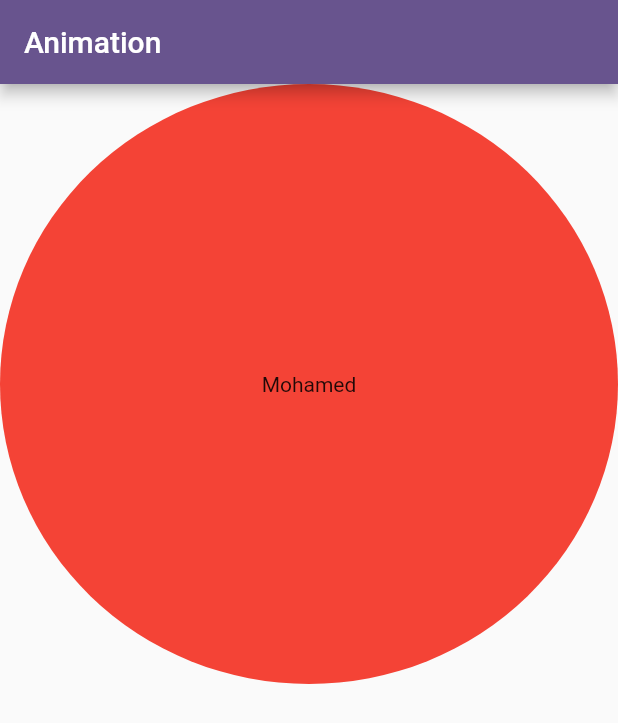
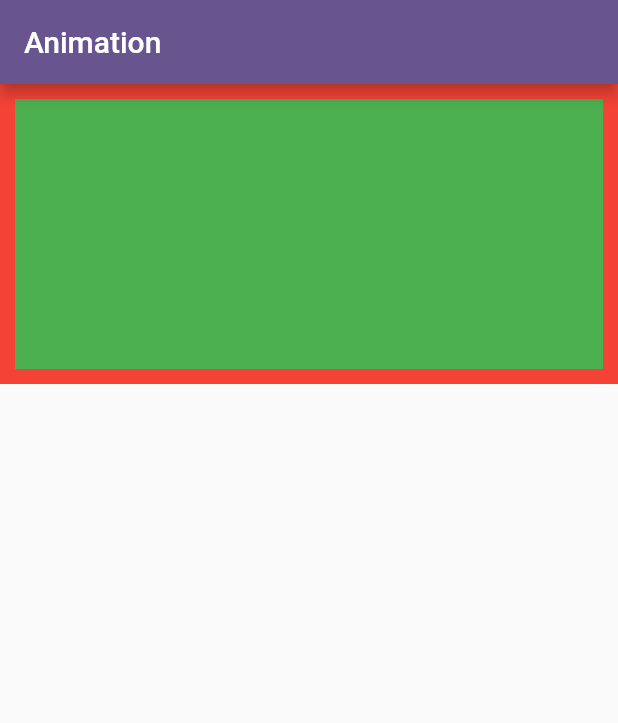
Before and after one commit to mohamdelbehairy/animation_flutter, a Flutter app: the screen it shows after launch, on a phone screen of 412 x 824 dp. Shown: the top 723 px of the screen. Run offline on Flutter 3.47's test engine with Material 3 defaults, Android fonts, the phone set to English and light mode, and no system bars.

Commit message:
Animated Padding

```diff
--- a/lib/main.dart
+++ b/lib/main.dart
@@ -27,9 +27,7 @@ class HomeView extends StatefulWidget {
 }
 
 class _HomeViewState extends State<HomeView> {
-  double elvation = 0.0;
-  Color shadowColor = Colors.red;
-  Color color = Colors.red;
+  double padding = 10;
 
   @override
   Widget build(BuildContext context) {
@@ -41,23 +39,22 @@ class _HomeViewState extends State<HomeView> {
             onTap: () {
               setState(() {
                 setState(() {
-                  elvation = 20;
-                  shadowColor = Colors.black;
-                  color = Colors.blue;
+                  padding = 40;
                 });
               });
             },
-            child: Center(
-              child: AnimatedPhysicalModel(
-                  color: color,
-                  shape: BoxShape.circle,
-                  elevation: elvation,
-                  shadowColor: shadowColor,
-                  duration: const Duration(seconds: 2),
-                  child: Container(
-                      height: 400,
-                      alignment: Alignment.center,
-                      child: const Text('Mohamed'))),
+            child: Container(
+              height: 200,
+              color: Colors.red,
+              child: AnimatedPadding(
+                curve: Curves.easeIn,
+                duration: const Duration(seconds: 1),
+                padding:  EdgeInsets.all(padding),
+                child: Container(
+                  height: 200,
+                  color: Colors.green,
+                ),
+              ),
             ),
           )
         ],
```
